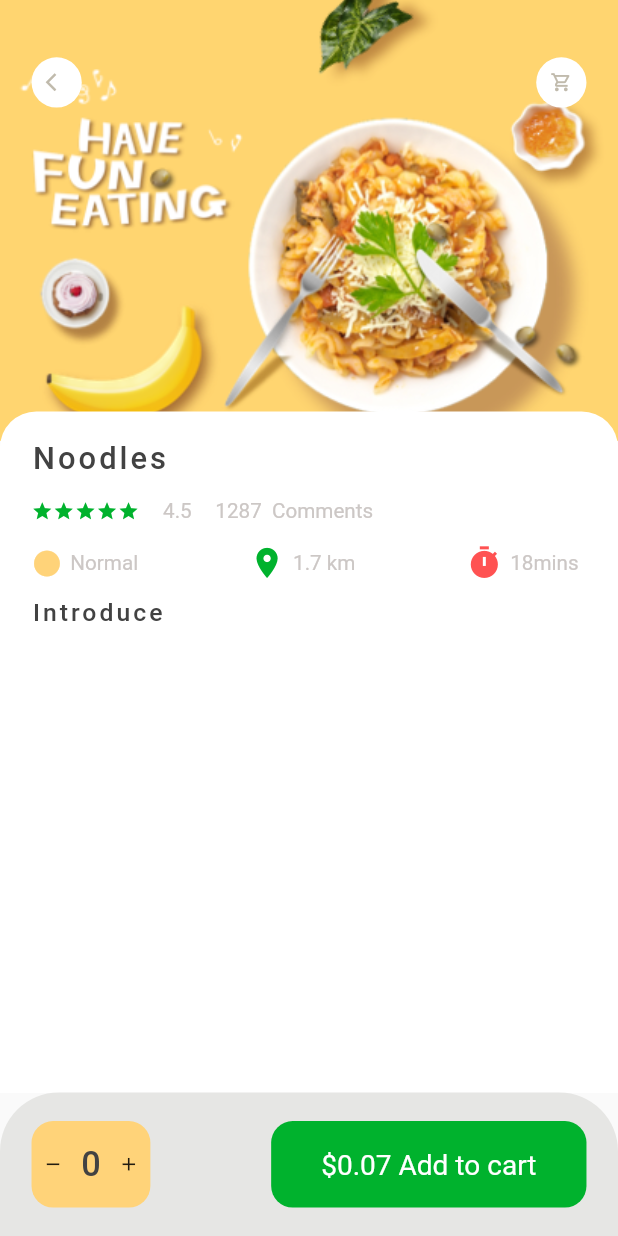
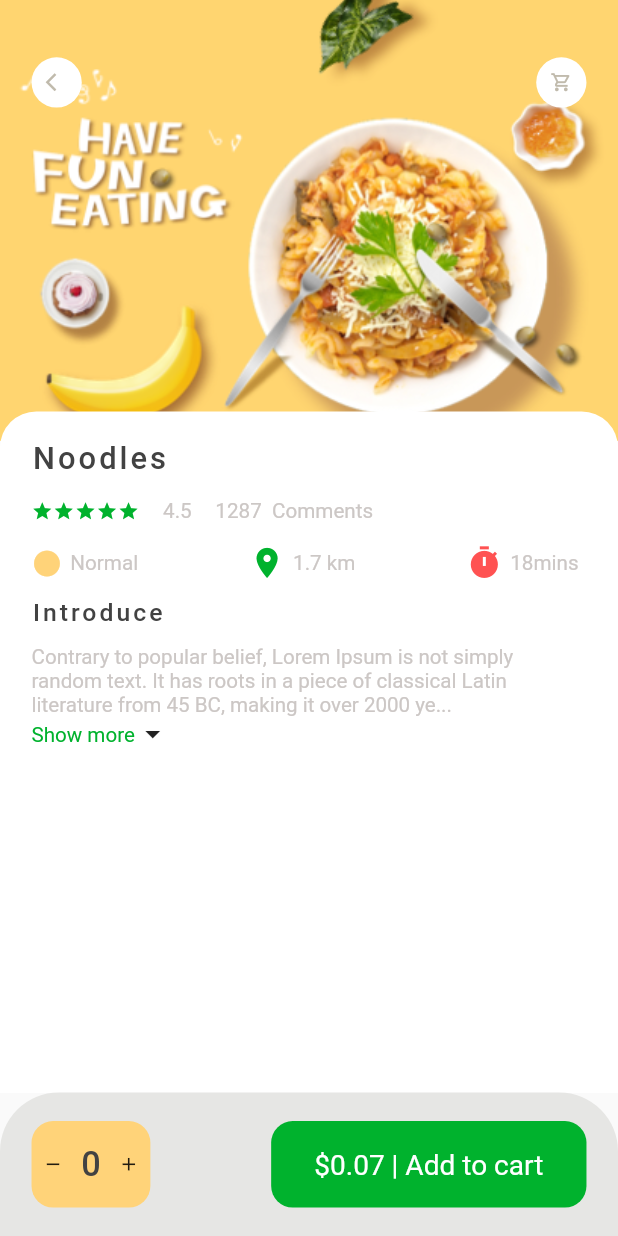
Before and after one commit to DARK-PROGRAMMER-I/Food-Delivery-Application, a Flutter app: the screen it shows after launch, on a phone screen of 412 x 824 dp. Run offline on Flutter 3.47's test engine with Material 2 defaults, Android fonts, the phone set to English and light mode, and no system bars; our stand-ins replace dots_indicator, get.

Commit message:
Intro page almost done

```diff
--- a/lib/pages/popularFood.dart
+++ b/lib/pages/popularFood.dart
@@ -5,6 +5,7 @@ import 'package:food_delivery_app/utils/colors.dart';
 import 'package:food_delivery_app/utils/dimensions.dart';
 import 'package:food_delivery_app/widgets/app_column.dart';
 import 'package:food_delivery_app/widgets/big_text.dart';
+import 'package:food_delivery_app/widgets/expandable_text.dart';
 import 'package:food_delivery_app/widgets/icon_and_text.dart';
 import 'package:food_delivery_app/widgets/icons_back.dart';
 import 'package:food_delivery_app/widgets/small_text.dart';
@@ -72,6 +73,8 @@ class _PopularFoodPageState extends State<PopularFoodPage> {
                       AppColumn(text: 'Noodles', ),
                       SizedBox(height: Dimensions.height12,),
                       BigText(name: 'Introduce', size: Dimensions.height18),
+                      SizedBox(height: Dimensions.height12,),
+                      ExpandableText(text: 'Contrary to popular belief, Lorem Ipsum is not simply random text. It has roots in a piece of classical Latin literature from 45 BC, making it over 2000 years old. Richard McClintock, a Latin professor at Hampden-Sydney College in Virginia, looked up one of the more obscure Latin words, consectetur, from a Lorem Ipsum passage, and going through the cites of the word in classical literature, discovered the undoubtable source. Lorem Ipsum comes from sections 1.10.32 and 1.10.33 of "de Finibus Bonorum et Malorum" (The Extremes of Good and Evil) by Cicero, written in 45 BC. This book is a treatise on the theory of ethics, very popular during the Renaissance. The first line of Lorem Ipsum, "Lorem ipsum dolor sit amet..", comes from a line in section 1.10.32.')
                     ],
                   )
 
@@ -124,7 +127,7 @@ class _PopularFoodPageState extends State<PopularFoodPage> {
                 ),
                 child: Center(
                     child: SmallText(
-                        name: '\$0.07 Add to cart',
+                        name: '\$0.07 | Add to cart',
                         color: AppColors.mainWhiteColor,
                         size: Dimensions.height20,
                     )),
--- /dev/null
+++ b/lib/widgets/expandable_text.dart
@@ -0,0 +1,52 @@
+import 'package:flutter/material.dart';
+import 'package:food_delivery_app/utils/colors.dart';
+import 'package:food_delivery_app/utils/dimensions.dart';
+import 'package:food_delivery_app/widgets/small_text.dart';
+
+class ExpandableText extends StatefulWidget {
+  final String text;
+
+  ExpandableText({Key? key, required this.text}) : super(key: key);
+
+  @override
+  State<ExpandableText> createState() => _ExpandableTextState();
+}
+
+class _ExpandableTextState extends State<ExpandableText> {
+  double len = Dimensions.pageHeight/5.3;
+  String firstHalf = '';
+  String secondHalf = '';
+  bool islengthy= true;
+  @override
+  void initState(){
+    if(widget.text.length > len ){
+      firstHalf = widget.text.substring(0, len.toInt());
+      secondHalf = widget.text.substring(len.toInt()+1 , widget.text.length);
+    }else{
+      firstHalf = widget.text;
+    }
+  }
+  @override
+  Widget build(BuildContext context) {
+    return Container(
+      child: islengthy? Column(
+        children: [
+          SmallText(name: firstHalf+ '...'),
+          InkWell(
+            onTap: (){
+              setState(() {
+                islengthy = !islengthy;
+              });
+            },
+            child: Row(
+              children: [
+                SmallText(name: 'Show more', color: AppColors.mainColor,),
+                islengthy? Icon(Icons.arrow_drop_down): Icon(Icons.arrow_drop_up)
+              ],
+            ),
+          )
+        ],
+      ): SmallText(name: firstHalf+secondHalf),
+    );
+  }
+}
--- a/lib/widgets/small_text.dart
+++ b/lib/widgets/small_text.dart
@@ -12,7 +12,7 @@ class SmallText extends StatelessWidget {
       this.size = 0,
       this.color = const Color(0xFFccc7c5),
       this.height = 1.2});
-  TextOverflow overflow = TextOverflow.ellipsis;
+  TextOverflow overflow = TextOverflow.visible;
   @override
   Widget build(BuildContext context) {
     return Text(
```
